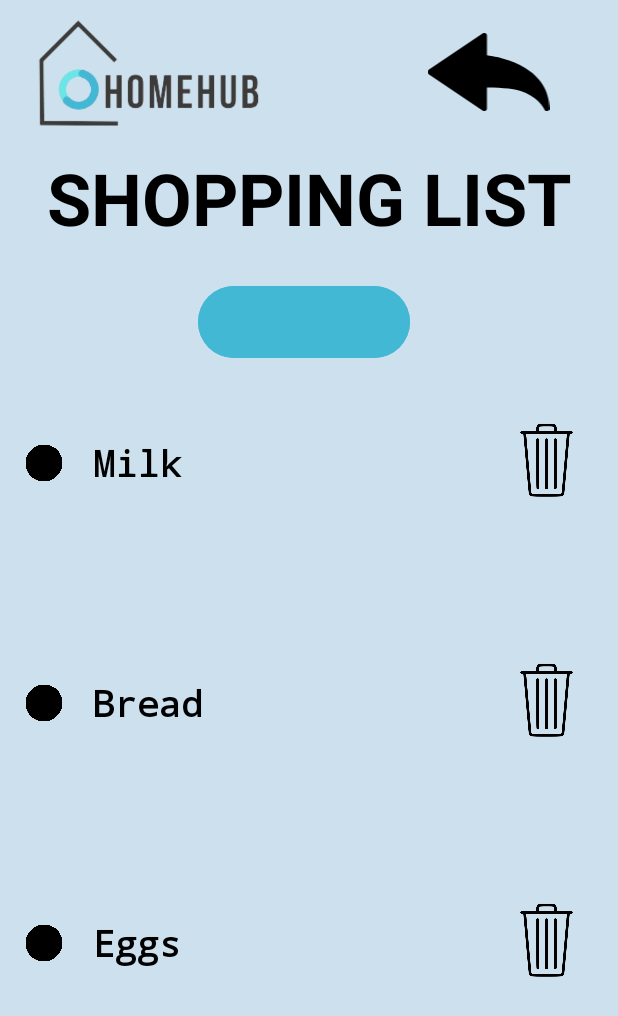
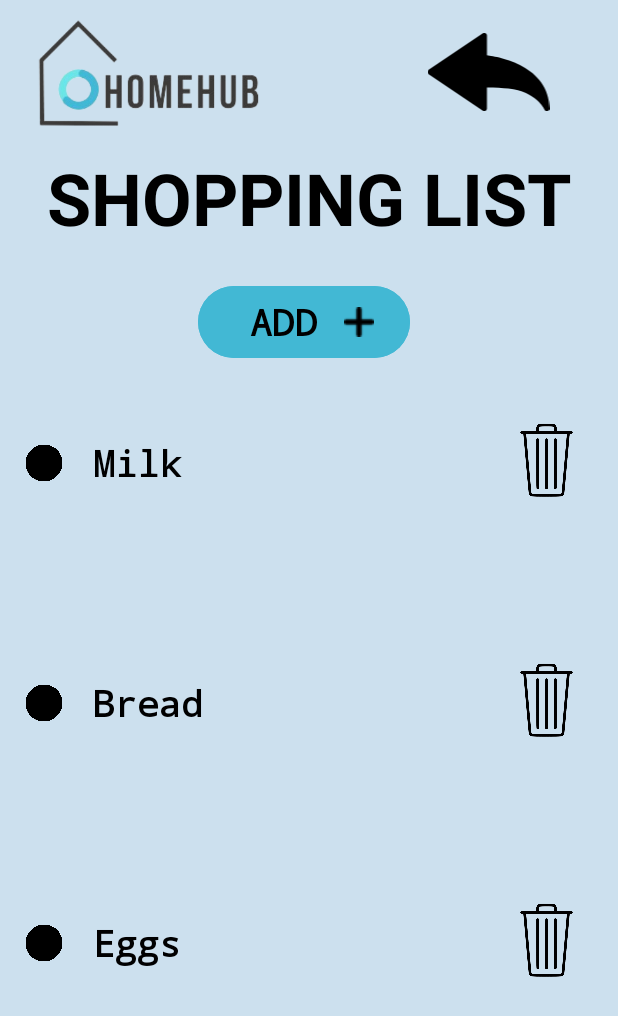
Before and after one commit to SokuSan/HomeHub, an Android app: the ShoppingListActivity screen opened directly, with no data from a screen before it, on a phone screen of 412 x 824 dp. Shown: the top 1016 px of the screen. Run offline under Robolectric (Android 15) with nearby library versions, the light colour scheme and no system bars.

Commit message:
Botones de añadir ya con imagenes

```diff
--- a/app/src/main/java/com/example/homehub/StartActivity.java
+++ b/app/src/main/java/com/example/homehub/StartActivity.java
@@ -68,7 +68,7 @@ public class StartActivity extends AppCompatActivity {
 
     }
     public void travelIntent(String page){
-        Intent intent = new Intent (StartActivity.this, StartActivity.class);;
+        Intent intent = new Intent (StartActivity.this, StartActivity.class);
         switch(page){
             case "chores" :
                 intent = new Intent (StartActivity.this, ChoresListActivity.class);
--- a/app/src/main/res/layout/activity_expenses_list.xml
+++ b/app/src/main/res/layout/activity_expenses_list.xml
@@ -14,10 +14,13 @@
         android:layout_marginTop="8dp"
         android:backgroundTint="#42B8D4"
         android:contentDescription="@string/add"
+        android:drawableEnd="@drawable/add"
         android:fontFamily="monospace"
+        android:text="ADD"
         android:textColor="#000000"
-        android:textSize="48sp"
+        android:textSize="24sp"
         android:textStyle="bold"
+        app:iconTint="#000000"
         app:layout_constraintStart_toStartOf="parent"
         app:layout_constraintTop_toBottomOf="@+id/expensesTvTitle"
         tools:ignore="SpeakableTextPresentCheck" />
--- a/app/src/main/res/layout/activity_shopping_list.xml
+++ b/app/src/main/res/layout/activity_shopping_list.xml
@@ -50,6 +50,12 @@
         android:layout_marginTop="24dp"
         android:backgroundTint="#42B8D4"
         android:contentDescription="@string/todo"
+        android:drawableEnd="@drawable/add"
+        android:fontFamily="monospace"
+        android:text="ADD"
+        android:textColor="#000000"
+        android:textSize="24sp"
+        android:textStyle="bold"
         app:layout_constraintStart_toStartOf="parent"
         app:layout_constraintTop_toBottomOf="@+id/shoppingTvTitle"
         tools:ignore="DuplicateSpeakableTextCheck" />
```
Also changed, not shown: app/src/main/res/drawable/add.png.
